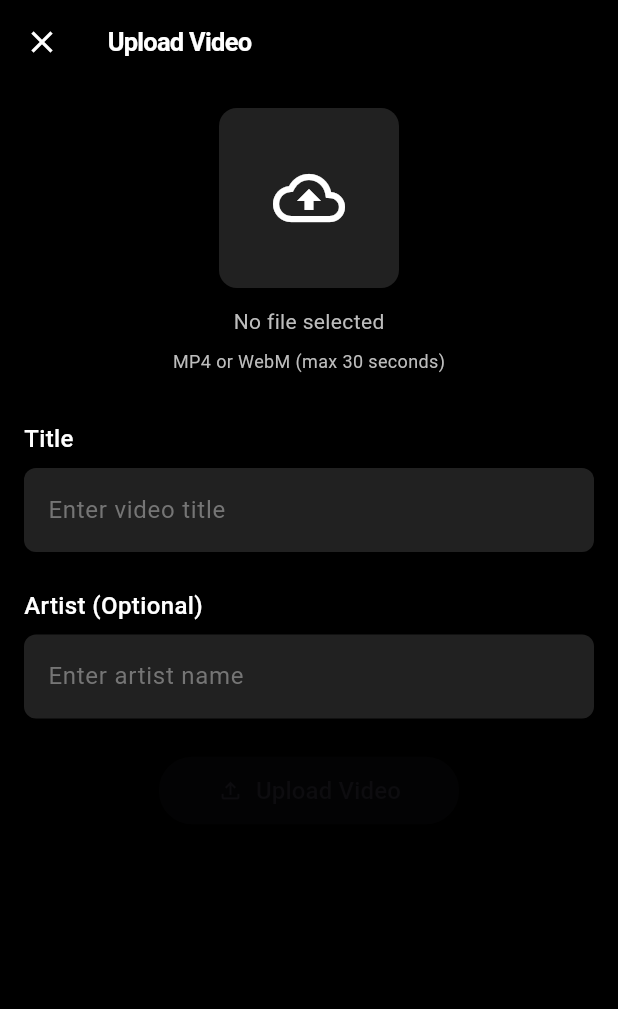
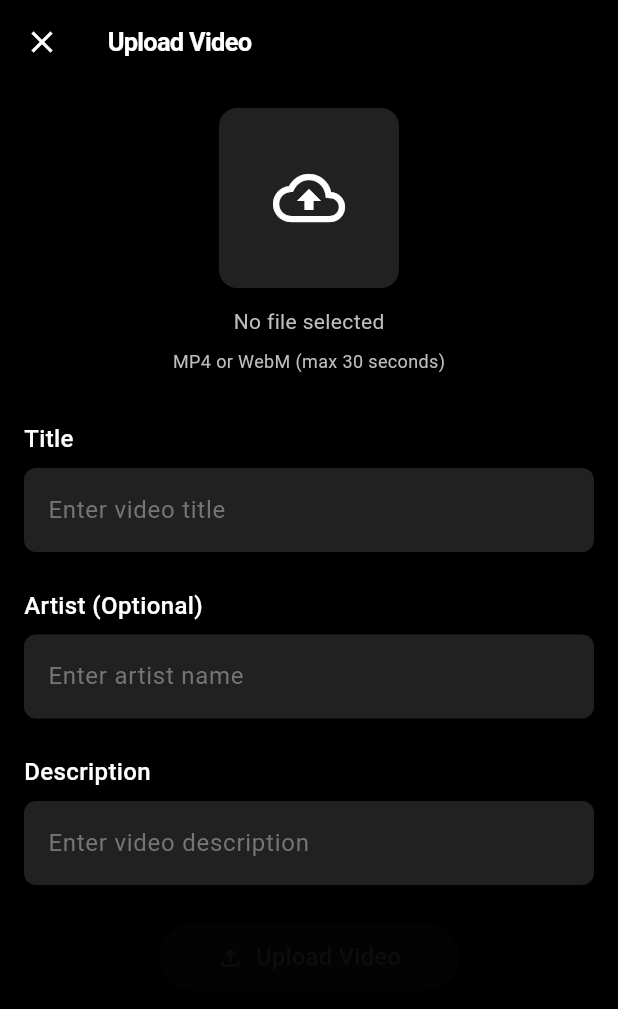
Before and after one commit to malekai-gauntlet/riff-v3, a Flutter app: the screen it shows once a user with an empty profile is signed in, item 3 of the bottom bar chosen, on a phone screen of 412 x 824 dp. Shown: the top 1009 px of the screen. Run offline on Flutter 3.47's test engine with Material 3 defaults, Android fonts, the phone set to English and light mode, and no system bars; our stand-ins replace cached_network_image, cloud_firestore, cloud_functions, connectivity_plus, firebase_auth, firebase_core and 7 more; missing offline and left inert: dart:html, dart:js, dart:ui_web, video_thumbnail; accounts and stored records are empty.

Commit message:
upload tabs working better

```diff
--- a/lib/domain/video/video_upload_service.dart
+++ b/lib/domain/video/video_upload_service.dart
@@ -33,6 +33,7 @@ class VideoUploadService {
     required Function(double) onProgress,
     required String title,
     String? artist,
+    required String description,
   }) async {
     try {
       final user = _auth.currentUser;
@@ -75,7 +76,7 @@ class VideoUploadService {
       final docRef = await _firestore.collection('videos').add({
         'url': downloadUrl,
         'title': title,
-        'artist': artist,
+        'description': description,
         'creatorId': user.uid,
         'createdAt': FieldValue.serverTimestamp(),
         'likeCount': 0,
--- a/lib/presentation/screens/upload/upload_screen.dart
+++ b/lib/presentation/screens/upload/upload_screen.dart
@@ -14,6 +14,7 @@ class _UploadScreenState extends State<UploadScreen> {
   final _formKey = GlobalKey<FormState>();
   final _titleController = TextEditingController();
   final _artistController = TextEditingController();
+  final _descriptionController = TextEditingController();
 
   bool _isUploading = false;
   double _uploadProgress = 0;
@@ -24,6 +25,7 @@ class _UploadScreenState extends State<UploadScreen> {
   void dispose() {
     _titleController.dispose();
     _artistController.dispose();
+    _descriptionController.dispose();
     super.dispose();
   }
 
@@ -59,6 +61,7 @@ class _UploadScreenState extends State<UploadScreen> {
         },
         title: _titleController.text,
         artist: _artistController.text.isNotEmpty ? _artistController.text : null,
+        description: _descriptionController.text,
       );
 
       print('✅ Video uploaded successfully!');
@@ -236,6 +239,38 @@ class _UploadScreenState extends State<UploadScreen> {
                 ),
                 const SizedBox(height: 24),
 
+                // Description Field
+                const Text(
+                  'Description',
+                  style: TextStyle(
+                    color: Colors.white,
+                    fontSize: 16,
+                    fontWeight: FontWeight.w500,
+                  ),
+                ),
+                const SizedBox(height: 8),
+                TextFormField(
+                  controller: _descriptionController,
+                  style: const TextStyle(color: Colors.white),
+                  decoration: InputDecoration(
+                    hintText: 'Enter video description',
+                    hintStyle: TextStyle(color: Colors.grey[600]),
+                    filled: true,
+                    fillColor: Colors.grey[900],
+                    border: OutlineInputBorder(
+                      borderRadius: BorderRadius.circular(8),
+                      borderSide: BorderSide.none,
+                    ),
+                  ),
+                  validator: (value) {
+                    if (value == null || value.isEmpty) {
+                      return 'Please enter a description';
+                    }
+                    return null;
+                  },
+                ),
+                const SizedBox(height: 24),
+
                 if (_errorMessage != null) ...[
                   Text(
                     _errorMessage!,
```
Also changed, not shown: lib/presentation/screens/profile/components/video_grid/profile_video_grid.dart (+5 -5 lines), 1 other file.
